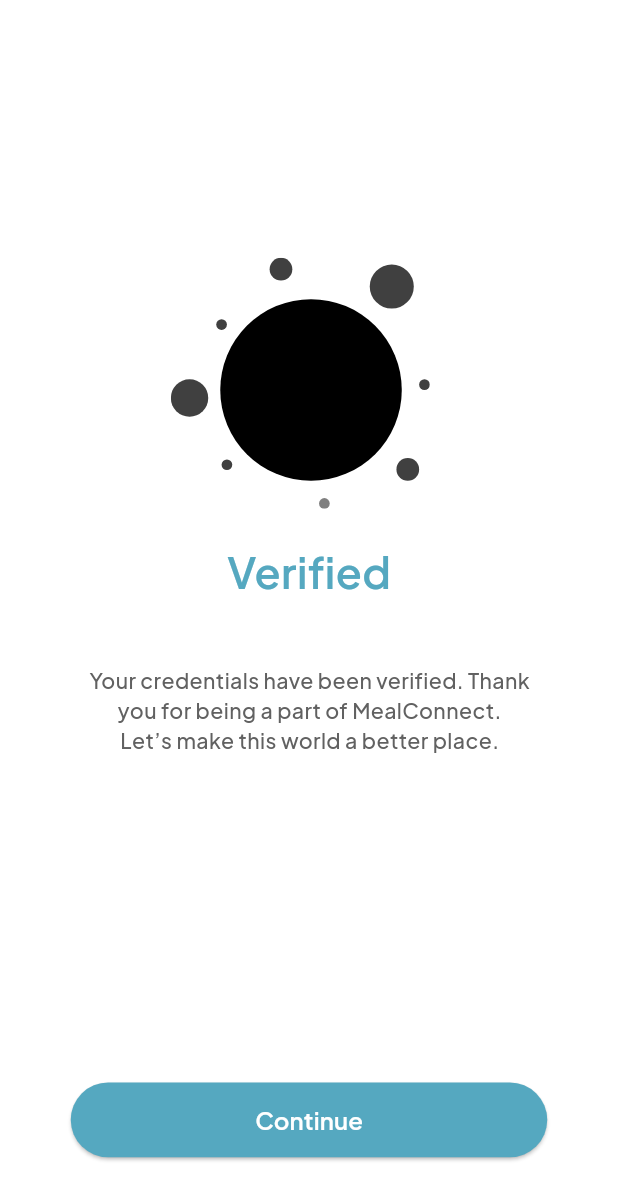
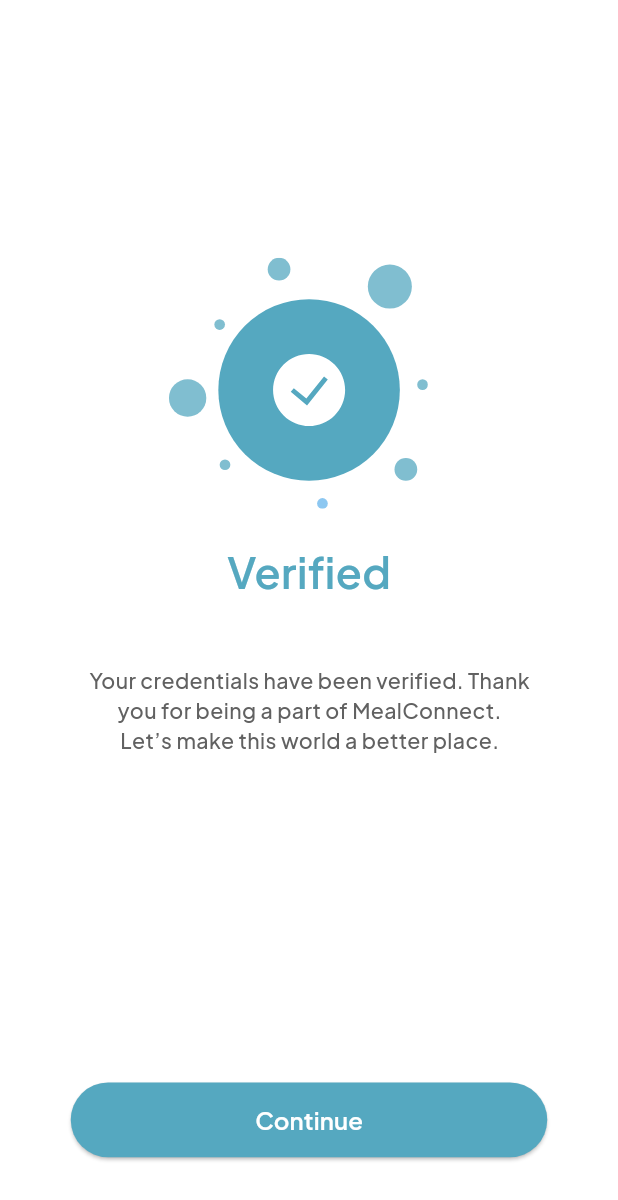
Before and after one commit to Deeksha-03/meal_connect_final, a Flutter app: the SuccessfulScreen screen opened by its route, on a phone screen of 412 x 824 dp. Shown: the top 1200 px of the screen. Run offline on Flutter 3.47's test engine with Material 3 defaults, Android fonts, the light colour scheme and no system bars; our stand-ins replace cached_network_image, carousel_slider, cloud_firestore, dotted_border, firebase_auth, firebase_core and 5 more; accounts and stored records are empty.

Commit message:
some images of successful page

```diff
--- a/lib/main.dart
+++ b/lib/main.dart
@@ -29,7 +29,7 @@
           title: 'meal_connect',
           debugShowCheckedModeBanner: false,
 
-          initialRoute: AppRoutes.checkoutPageTabContainerScreen,//change here startPageOneScreen
+          initialRoute: AppRoutes.profileUserScreen,//change here startPageOneScreen
 
           routes: AppRoutes.routes,
         );
--- a/lib/presentation/successful_screen/successful_screen.dart
+++ b/lib/presentation/successful_screen/successful_screen.dart
@@ -1,6 +1,7 @@
 import 'package:flutter/material.dart';
 import 'package:meal_connect/core/app_export.dart';
 import 'package:meal_connect/widgets/custom_elevated_button.dart';
+import 'package:flutter_svg/flutter_svg.dart';
 
 class SuccessfulScreen extends StatelessWidget {
   const SuccessfulScreen({Key? key}) : super(key: key);
@@ -12,14 +13,15 @@
         body: Container(
           width: double.maxFinite,
           padding: EdgeInsets.symmetric(horizontal: 49.h, vertical: 59.v),
-                child: Column(children: [
+          child: Column(
+            children: [
               Spacer(flex: 35),
-                  CustomImageView(
-                      imagePath: ImageConstant.imgGroup2180,
+              CustomSvgImageView(
+                svgPath: 'assets/images/img_group_2180.svg', // Adjust the path
                 height: 188.v,
                 width: 194.h,
                 alignment: Alignment.centerLeft,
-                      margin: EdgeInsets.only(left: 62.h)),
+              ),
               SizedBox(height: 24.v),
               Text("Verified", style: theme.textTheme.headlineLarge),
               SizedBox(height: 47.v),
@@ -31,19 +33,53 @@
                   maxLines: 3,
                   overflow: TextOverflow.ellipsis,
                   textAlign: TextAlign.center,
-                          style: CustomTextStyles.titleMediumGray700
-                              .copyWith(height: 1.38))),
+                  style: CustomTextStyles.titleMediumGray700.copyWith(height: 1.38),
+                ),
+              ),
               Spacer(flex: 64),
               CustomElevatedButton(
                 text: "Continue",
                 onPressed: () {
                   onTapContinue(context);
-                      })
-                ]))));
+                },
+              ),
+            ],
+          ),
+        ),
+      ),
+    );
   }
 
-  /// Navigates to the homePageExtendedOneScreen when the action is triggered.
   onTapContinue(BuildContext context) {
     Navigator.pushNamed(context, AppRoutes.homePageExtendedOneScreen);
   }
 }
+
+class CustomSvgImageView extends StatelessWidget {
+  final String svgPath;
+  final double height;
+  final double width;
+  final Alignment alignment;
+  final EdgeInsetsGeometry margin;
+
+  const CustomSvgImageView({
+    required this.svgPath,
+    required this.height,
+    required this.width,
+    this.alignment = Alignment.center,
+    this.margin = EdgeInsets.zero,
+  });
+
+  @override
+  Widget build(BuildContext context) {
+    return Container(
+      margin: margin,
+      child: SvgPicture.asset(
+        svgPath,
+        height: height,
+        width: width,
+        alignment: alignment,
+      ),
+    );
+  }
+}
--- a/lib/presentation/successful_two_screen/successful_two_screen.dart
+++ b/lib/presentation/successful_two_screen/successful_two_screen.dart
@@ -1,4 +1,5 @@
 import 'package:flutter/material.dart';
+import 'package:flutter_svg/flutter_svg.dart';
 import 'package:meal_connect/core/app_export.dart';
 import 'package:meal_connect/widgets/custom_elevated_button.dart';
 
@@ -12,14 +13,15 @@
         body: Container(
           width: double.maxFinite,
           padding: EdgeInsets.symmetric(horizontal: 49.h, vertical: 59.v),
-                child: Column(children: [
+          child: Column(
+            children: [
               Spacer(flex: 33),
-                  CustomImageView(
-                      imagePath: ImageConstant.imgGroup2180,
+              CustomSvgImageView(
+                svgPath: 'assets/images/img_group_2180.svg',
                 height: 188.v,
                 width: 194.h,
                 alignment: Alignment.centerLeft,
-                      margin: EdgeInsets.only(left: 62.h)),
+              ),
               SizedBox(height: 33.v),
               Text("Successful! ", style: theme.textTheme.headlineLarge),
               SizedBox(height: 38.v),
@@ -31,19 +33,53 @@
                   maxLines: 2,
                   overflow: TextOverflow.ellipsis,
                   textAlign: TextAlign.center,
-                          style: CustomTextStyles.titleMediumGray700
-                              .copyWith(height: 1.38))),
+                  style: CustomTextStyles.titleMediumGray700.copyWith(height: 1.38),
+                ),
+              ),
               Spacer(flex: 66),
               CustomElevatedButton(
                 text: "Continue",
                 onPressed: () {
                   onTapContinue(context);
-                      })
-                ]))));
+                },
+              ),
+            ],
+          ),
+        ),
+      ),
+    );
   }
 
-  /// Navigates to the homePageExtendedOneScreen when the action is triggered.
   onTapContinue(BuildContext context) {
     Navigator.pushNamed(context, AppRoutes.homePageExtendedOneScreen);
   }
 }
+
+class CustomSvgImageView extends StatelessWidget {
+  final String svgPath;
+  final double height;
+  final double width;
+  final Alignment alignment;
+  final EdgeInsetsGeometry margin;
+
+  const CustomSvgImageView({
+    required this.svgPath,
+    required this.height,
+    required this.width,
+    this.alignment = Alignment.center,
+    this.margin = EdgeInsets.zero,
+  });
+
+  @override
+  Widget build(BuildContext context) {
+    return Container(
+      margin: margin,
+      child: SvgPicture.asset(
+        svgPath,
+        height: height,
+        width: width,
+        alignment: alignment,
+      ),
+    );
+  }
+}
--- a/pubspec.yaml
+++ b/pubspec.yaml
@@ -19,6 +19,7 @@
   firebase_auth: ^4.16.0
   cloud_firestore: 4.14.0
   firebase_database: ^10.4.0
+
 #  firebase_core: ^2.24.2
 
 dev_dependencies:
```
Also changed, not shown: 1 other file. Lines whose indentation alone changed are shown as unchanged.
